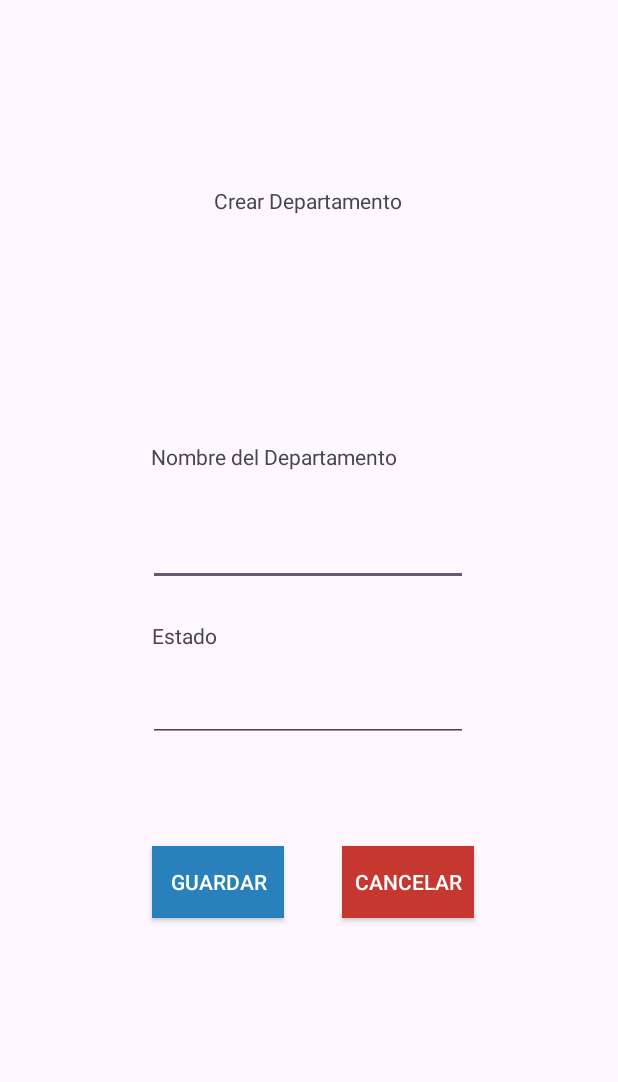
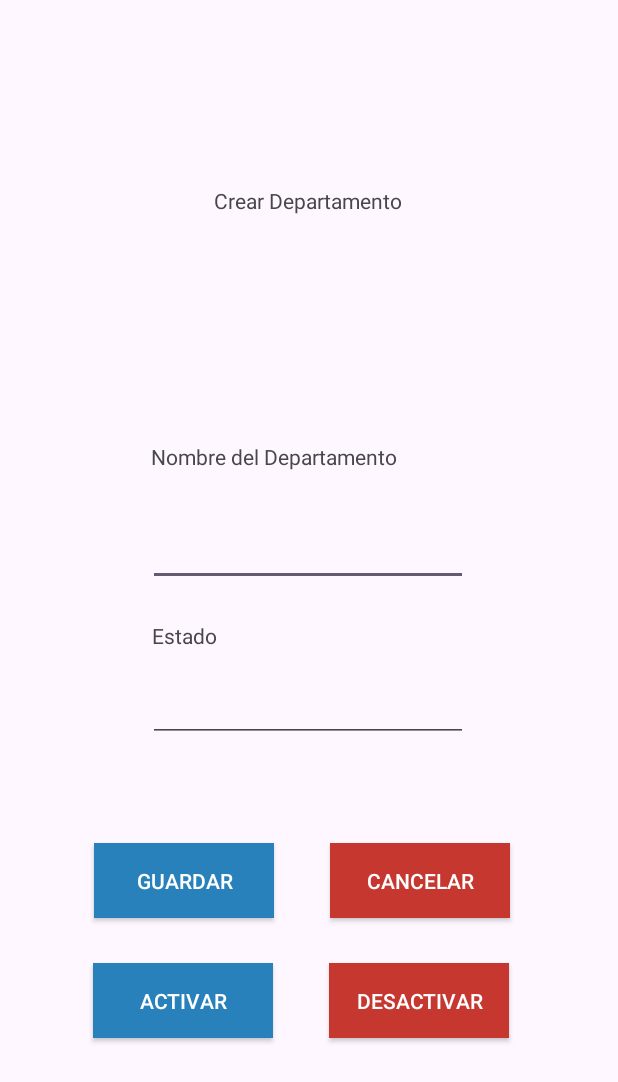
Before and after one commit to UprisingB/MaestroPersonal, an Android app: the CrearDepartamentoActivity screen opened directly, with no data from a screen before it, on a phone screen of 412 x 824 dp. Shown: the top 1082 px of the screen. Run offline under Robolectric (Android 15) with nearby library versions, the light colour scheme and no system bars.

Commit message:
TablaDepartamentos
Botones Estados

```diff
--- a/app/src/main/java/com/example/maestropersonal/CrearDepartamentoActivity.java
+++ b/app/src/main/java/com/example/maestropersonal/CrearDepartamentoActivity.java
@@ -6,6 +6,7 @@ import androidx.appcompat.widget.AppCompatButton;
 import android.annotation.SuppressLint;
 import android.content.Intent;
 import android.os.Bundle;
+import android.text.InputType;
 import android.view.View;
 import android.widget.EditText;
 import android.widget.Toast;
@@ -14,7 +15,7 @@ import com.example.maestropersonal.db.DbDepartamentos;
 
 public class CrearDepartamentoActivity extends AppCompatActivity {
     EditText txtNombreDepartamento,txtEstadoDepartamento;
-    AppCompatButton btnGuardarDepartamento,btnCancelarDepartamento;
+    AppCompatButton btnGuardarDepartamento,btnCancelarDepartamento,btnDesactivarDepartamento,btnActivarDepartamento;
 
     @SuppressLint("MissingInflatedId")
     @Override
@@ -24,6 +25,9 @@ public class CrearDepartamentoActivity extends AppCompatActivity {
         txtNombreDepartamento = findViewById(R.id.editarNombreDepartamento);
         txtEstadoDepartamento = findViewById(R.id.editarEstadoDepartamento);
         btnGuardarDepartamento = findViewById(R.id.btnGuardarDepartamento);
+        btnDesactivarDepartamento = findViewById(R.id.btnDesactivarDepartamento);
+        btnActivarDepartamento = findViewById(R.id.btnActivarDepartamento);
+        txtEstadoDepartamento.setInputType(InputType.TYPE_NULL);
         btnGuardarDepartamento.setOnClickListener(new View.OnClickListener() {
             @Override
             public void onClick(View v) {
@@ -48,6 +52,18 @@ public class CrearDepartamentoActivity extends AppCompatActivity {
                 startActivity(intent);
             }
         });
+        btnDesactivarDepartamento.setOnClickListener(new View.OnClickListener() {
+            @Override
+            public void onClick(View v) {
+                txtEstadoDepartamento.setText("D");
+            }
+        });
+        btnActivarDepartamento.setOnClickListener(new View.OnClickListener() {
+            @Override
+            public void onClick(View v) {
+                txtEstadoDepartamento.setText("A");
+            }
+        });
     }
 
     private void limpiar(){
--- a/app/src/main/res/layout/activity_crear_departamento.xml
+++ b/app/src/main/res/layout/activity_crear_departamento.xml
@@ -44,9 +44,9 @@
 
     <androidx.appcompat.widget.AppCompatButton
         android:id="@+id/btnSalirDepartamento"
-        android:layout_width="wrap_content"
-        android:layout_height="wrap_content"
-        android:layout_marginEnd="96dp"
+        android:layout_width="120dp"
+        android:layout_height="50dp"
+        android:layout_marginEnd="72dp"
         android:layout_marginBottom="212dp"
         android:background="@color/red"
         android:text="Cancelar"
@@ -56,15 +56,15 @@
 
     <androidx.appcompat.widget.AppCompatButton
         android:id="@+id/btnGuardarDepartamento"
-        android:layout_width="wrap_content"
-        android:layout_height="wrap_content"
+        android:layout_width="120dp"
+        android:layout_height="50dp"
         android:layout_marginBottom="212dp"
         android:background="@color/blue"
         android:text="Guardar"
         android:textColor="@color/white"
         app:layout_constraintBottom_toBottomOf="parent"
         app:layout_constraintEnd_toStartOf="@+id/btnSalirDepartamento"
-        app:layout_constraintHorizontal_bias="0.726"
+        app:layout_constraintHorizontal_bias="0.626"
         app:layout_constraintStart_toStartOf="parent" />
 
     <EditText
@@ -94,4 +94,29 @@
         app:layout_constraintTop_toBottomOf="@+id/editarNombreDepartamento"
         app:layout_constraintVertical_bias="0.966" />
 
+    <androidx.appcompat.widget.AppCompatButton
+        android:id="@+id/btnDesactivarDepartamento"
+        android:layout_width="120dp"
+        android:layout_height="50dp"
+        android:layout_marginBottom="132dp"
+        android:background="@color/red"
+        android:text="Desactivar"
+        android:textColor="@color/white"
+        app:layout_constraintBottom_toBottomOf="parent"
+        app:layout_constraintEnd_toEndOf="parent"
+        app:layout_constraintHorizontal_bias="0.752"
+        app:layout_constraintStart_toStartOf="parent" />
+
+    <androidx.appcompat.widget.AppCompatButton
+        android:id="@+id/btnActivarDepartamento"
+        android:layout_width="120dp"
+        android:layout_height="50dp"
+        android:layout_marginBottom="132dp"
+        android:background="@color/blue"
+        android:text="Activar"
+        android:textColor="@color/white"
+        app:layout_constraintBottom_toBottomOf="parent"
+        app:layout_constraintEnd_toStartOf="@+id/btnDesactivarDepartamento"
+        app:layout_constraintHorizontal_bias="0.626"
+        app:layout_constraintStart_toStartOf="parent" />
 </androidx.constraintlayout.widget.ConstraintLayout>
```
Also changed, not shown: app/src/main/java/com/example/maestropersonal/ActualizarDepartamentoActivity.java (+16 -1 lines), app/src/main/res/layout/activity_actualizar_departamento.xml (+30 -11 lines).
